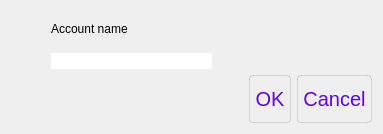
Before: the Qt Designer form UI/create_account_dialog.ui in Stefan12321/account_manager, drawn with Qt 5.
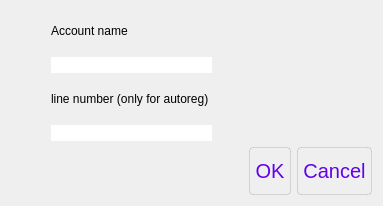
After: the same form once the commit is applied.

Diff of the .ui file:
```diff
--- a/UI/create_account_dialog.ui
+++ b/UI/create_account_dialog.ui
@@ -7,7 +7,7 @@
     <x>0</x>
     <y>0</y>
     <width>383</width>
-    <height>134</height>
+    <height>206</height>
    </rect>
   </property>
   <property name="windowTitle">
@@ -92,6 +92,53 @@
      </item>
     </layout>
    </item>
+   <item>
+    <layout class="QHBoxLayout" name="horizontalLayout_2">
+     <item>
+      <spacer name="horizontalSpacer_4">
+       <property name="orientation">
+        <enum>Qt::Horizontal</enum>
+       </property>
+       <property name="sizeType">
+        <enum>QSizePolicy::Preferred</enum>
+       </property>
+       <property name="sizeHint" stdset="0">
+        <size>
+         <width>40</width>
+         <height>20</height>
+        </size>
+       </property>
+      </spacer>
+     </item>
+     <item>
+      <layout class="QVBoxLayout" name="verticalLayout_3">
+       <item>
+        <widget class="QLabel" name="label_2">
+         <property name="text">
+          <string>line number (only for autoreg)</string>
+         </property>
+        </widget>
+       </item>
+       <item>
+        <widget class="QLineEdit" name="lineEdit_2"/>
+       </item>
+      </layout>
+     </item>
+     <item>
+      <spacer name="horizontalSpacer_3">
+       <property name="orientation">
+        <enum>Qt::Horizontal</enum>
+       </property>
+       <property name="sizeHint" stdset="0">
+        <size>
+         <width>40</width>
+         <height>20</height>
+        </size>
+       </property>
+      </spacer>
+     </item>
+    </layout>
+   </item>
    <item>
     <widget class="QDialogButtonBox" name="buttonBox">
      <property name="locale">
```
